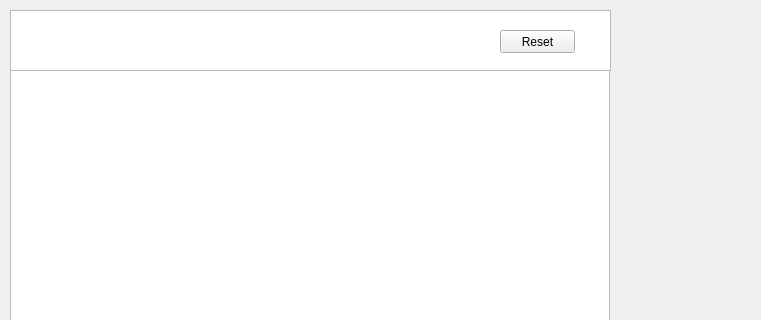
The window that Desarrollo Qt/mainwindow.ui (Joserivera-tech/Proyecto_Final) describes before a commit, drawn with Qt 5; both pictures show x 0 to 761 and y 0 to 320 of the 946 by 600 pixel window.
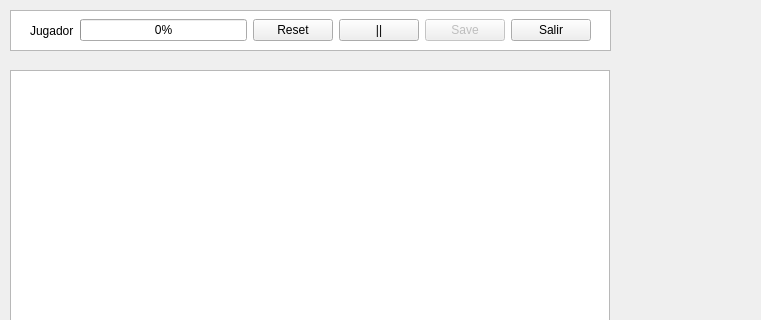
The same window after the commit.

What changed in the file:
```diff
--- a/Desarrollo Qt/mainwindow.ui
+++ b/Desarrollo Qt/mainwindow.ui
@@ -28,27 +28,74 @@
     </property>
    </widget>
    <widget class="QGraphicsView" name="graphicsView_puntaje">
+    <property name="enabled">
+     <bool>true</bool>
+    </property>
     <property name="geometry">
      <rect>
       <x>10</x>
       <y>10</y>
       <width>601</width>
-      <height>61</height>
+      <height>41</height>
      </rect>
     </property>
    </widget>
-   <widget class="QPushButton" name="Reset">
+   <widget class="QWidget" name="layoutWidget">
     <property name="geometry">
      <rect>
-      <x>500</x>
-      <y>30</y>
-      <width>75</width>
-      <height>23</height>
+      <x>30</x>
+      <y>10</y>
+      <width>561</width>
+      <height>41</height>
      </rect>
     </property>
-    <property name="text">
-     <string>Reset</string>
-    </property>
+    <layout class="QHBoxLayout" name="horizontalLayout">
+     <item>
+      <widget class="QLabel" name="label">
+       <property name="text">
+        <string>Jugador</string>
+       </property>
+      </widget>
+     </item>
+     <item>
+      <widget class="QProgressBar" name="Progresodecancion">
+       <property name="value">
+        <number>0</number>
+       </property>
+      </widget>
+     </item>
+     <item>
+      <widget class="QPushButton" name="Reset">
+       <property name="text">
+        <string>Reset</string>
+       </property>
+      </widget>
+     </item>
+     <item>
+      <widget class="QPushButton" name="Pausa">
+       <property name="text">
+        <string>||</string>
+       </property>
+      </widget>
+     </item>
+     <item>
+      <widget class="QPushButton" name="Guardar">
+       <property name="enabled">
+        <bool>false</bool>
+       </property>
+       <property name="text">
+        <string>Save</string>
+       </property>
+      </widget>
+     </item>
+     <item>
+      <widget class="QPushButton" name="exit">
+       <property name="text">
+        <string>Salir</string>
+       </property>
+      </widget>
+     </item>
+    </layout>
    </widget>
   </widget>
   <widget class="QMenuBar" name="menubar">
```
Left out of the diff: 3 changed lines with no effect on the pictures.
